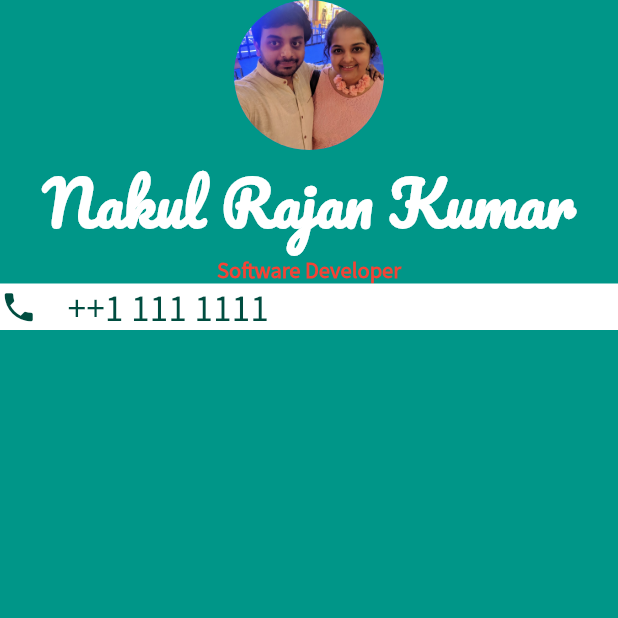
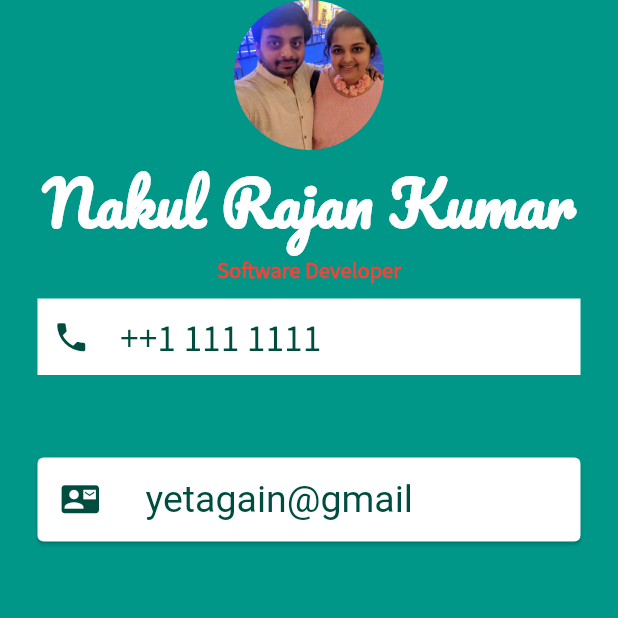
Before and after one commit to deeks-codestar/MiCard, a Flutter app: the screen it shows after launch, on a phone screen of 412 x 824 dp, the top half of it. Run offline on Flutter 3.47's test engine with Material 2 defaults, Android fonts, the phone set to English and light mode, and no system bars; Roboto replaces fonts that are missing (SourceSansProRegular).

Commit message:
Add Card instead of a container

```diff
--- a/lib/main.dart
+++ b/lib/main.dart
@@ -36,7 +36,7 @@ class MyApp extends StatelessWidget {
                 )
             ),
             Container(
-              margin: EdgeInsets.symmetric(vertical: 10, horizontal: 25)
+              margin: EdgeInsets.symmetric(vertical: 10, horizontal: 25),
               padding: EdgeInsets.all(10),
               color: Colors.white,
               child: Row(
@@ -60,7 +60,30 @@ class MyApp extends StatelessWidget {
                   )
                 ],
               ),
-            )
+            ),
+            SizedBox(
+              height: 20,
+            ),
+            // NOTES: Add padding around Card, because Card does not have
+            Card(
+              margin: EdgeInsets.all(25),
+              child: ListTile(
+                leading: Icon(
+                  Icons.contact_mail,
+                  color: Colors.teal.shade900,
+                  size: 25,
+                ),
+                title: Text(
+                  "yetagain@gmail",
+                  style: TextStyle(
+                    color: Colors.teal.shade900,
+                    fontFamily: "SourceSansProRegular",
+                    fontSize: 25,
+                  ),
+                )
+              )
+
+            ),
           ],
         ),
       ),
```
